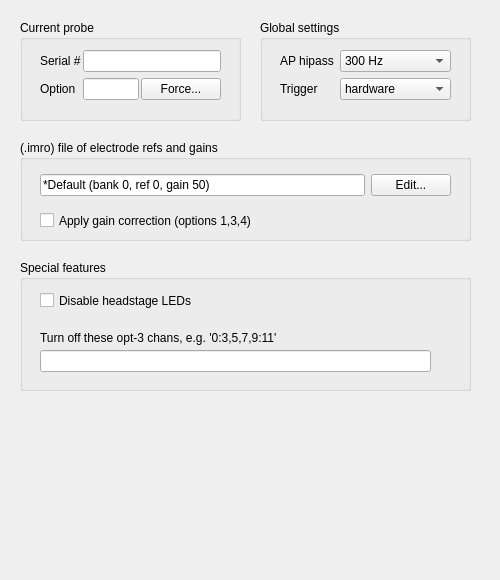
Old version of the form Forms/IMCfgTab.ui in the repository billkarsh/SpikeGLX.
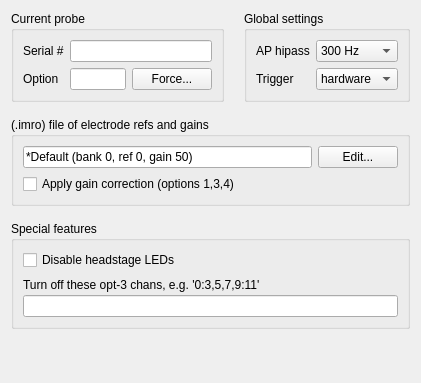
New version of the form.

What changed in the file:
```diff
--- a/Forms/IMCfgTab.ui
+++ b/Forms/IMCfgTab.ui
@@ -6,8 +6,8 @@
    <rect>
     <x>0</x>
     <y>0</y>
-    <width>500</width>
-    <height>580</height>
+    <width>421</width>
+    <height>383</height>
    </rect>
   </property>
   <property name="windowTitle">
@@ -16,48 +16,19 @@
   <property name="toolTip">
    <string/>
   </property>
+  <layout class="QGridLayout" name="gridLayout_2">
+   <property name="horizontalSpacing">
+    <number>20</number>
+   </property>
+   <property name="verticalSpacing">
+    <number>15</number>
+   </property>
+   <item row="0" column="0">
   <widget class="QGroupBox" name="probeGB">
-   <property name="geometry">
-    <rect>
-     <x>20</x>
-     <y>20</y>
-     <width>221</width>
-     <height>101</height>
-    </rect>
-   </property>
    <property name="title">
     <string>Current probe</string>
    </property>
-   <widget class="QWidget" name="gridLayoutWidget">
-    <property name="geometry">
-     <rect>
-      <x>20</x>
-      <y>30</y>
-      <width>181</width>
-      <height>51</height>
-     </rect>
-    </property>
-    <layout class="QGridLayout" name="gridLayout" rowstretch="0,0,0">
-     <property name="horizontalSpacing">
-      <number>2</number>
-     </property>
-     <item row="2" column="1">
-      <widget class="QLineEdit" name="optLE">
-       <property name="focusPolicy">
-        <enum>Qt::NoFocus</enum>
-       </property>
-       <property name="readOnly">
-        <bool>true</bool>
-       </property>
-      </widget>
-     </item>
-     <item row="2" column="0">
-      <widget class="QLabel" name="label_2">
-       <property name="text">
-        <string>Option</string>
-       </property>
-      </widget>
-     </item>
+     <layout class="QGridLayout" name="gridLayout_4">
      <item row="0" column="0">
       <widget class="QLabel" name="label">
        <property name="text">
@@ -65,11 +36,34 @@
        </property>
       </widget>
      </item>
-     <item row="2" column="2">
+      <item row="1" column="0">
+       <widget class="QLabel" name="label_2">
+        <property name="text">
+         <string>Option</string>
+        </property>
+       </widget>
+      </item>
+      <item row="1" column="1">
+       <widget class="QLineEdit" name="optLE">
+        <property name="sizePolicy">
+         <sizepolicy hsizetype="Expanding" vsizetype="Fixed">
+          <horstretch>1</horstretch>
+          <verstretch>0</verstretch>
+         </sizepolicy>
+        </property>
+        <property name="focusPolicy">
+         <enum>Qt::NoFocus</enum>
+        </property>
+        <property name="readOnly">
+         <bool>true</bool>
+        </property>
+       </widget>
+      </item>
+      <item row="1" column="2">
       <widget class="QPushButton" name="forceBut">
        <property name="sizePolicy">
-        <sizepolicy hsizetype="Expanding" vsizetype="Fixed">
-         <horstretch>2</horstretch>
+         <sizepolicy hsizetype="Preferred" vsizetype="Fixed">
+          <horstretch>0</horstretch>
          <verstretch>0</verstretch>
         </sizepolicy>
        </property>
@@ -96,29 +90,13 @@
      </item>
     </layout>
    </widget>
-  </widget>
+   </item>
+   <item row="0" column="1">
   <widget class="QGroupBox" name="globalGB">
-   <property name="geometry">
-    <rect>
-     <x>260</x>
-     <y>20</y>
-     <width>211</width>
-     <height>101</height>
-    </rect>
-   </property>
    <property name="title">
     <string>Global settings</string>
    </property>
-   <widget class="QWidget" name="gridLayoutWidget_2">
-    <property name="geometry">
-     <rect>
-      <x>20</x>
-      <y>30</y>
-      <width>171</width>
-      <height>51</height>
-     </rect>
-    </property>
-    <layout class="QGridLayout" name="gridLayout_2">
+     <layout class="QGridLayout" name="gridLayout">
      <item row="0" column="0">
       <widget class="QLabel" name="label_3">
        <property name="text">
@@ -183,56 +161,59 @@
      </item>
     </layout>
    </widget>
-  </widget>
+   </item>
+   <item row="3" column="0">
+    <spacer name="verticalSpacer_2">
+     <property name="orientation">
+      <enum>Qt::Vertical</enum>
+     </property>
+     <property name="sizeHint" stdset="0">
+      <size>
+       <width>20</width>
+       <height>40</height>
+      </size>
+     </property>
+    </spacer>
+   </item>
+   <item row="1" column="0" colspan="2">
   <widget class="QGroupBox" name="imroGB">
-   <property name="geometry">
-    <rect>
-     <x>20</x>
-     <y>140</y>
-     <width>451</width>
-     <height>101</height>
-    </rect>
-   </property>
    <property name="title">
     <string>(.imro) file of electrode refs and gains</string>
    </property>
-   <widget class="QWidget" name="horizontalLayoutWidget">
-    <property name="geometry">
-     <rect>
-      <x>20</x>
-      <y>30</y>
-      <width>411</width>
-      <height>31</height>
-     </rect>
-    </property>
-    <layout class="QHBoxLayout" name="horizontalLayout">
-     <item>
+     <layout class="QGridLayout" name="gridLayout_3">
+      <property name="verticalSpacing">
+       <number>6</number>
+      </property>
+      <item row="0" column="0">
       <widget class="QLineEdit" name="imroLE">
        <property name="text">
         <string>*Default (bank 0, ref 0, gain 50)</string>
        </property>
       </widget>
      </item>
-     <item>
+      <item row="0" column="1">
       <widget class="QPushButton" name="imroBut">
+        <property name="sizePolicy">
+         <sizepolicy hsizetype="Preferred" vsizetype="Fixed">
+          <horstretch>0</horstretch>
+          <verstretch>0</verstretch>
+         </sizepolicy>
+        </property>
        <property name="text">
         <string>Edit...</string>
        </property>
       </widget>
      </item>
-    </layout>
-   </widget>
+      <item row="1" column="0" colspan="2">
    <widget class="QCheckBox" name="gainCorChk">
     <property name="enabled">
      <bool>true</bool>
     </property>
-    <property name="geometry">
-     <rect>
-      <x>20</x>
-      <y>70</y>
-      <width>411</width>
-      <height>21</height>
-     </rect>
+        <property name="sizePolicy">
+         <sizepolicy hsizetype="Expanding" vsizetype="Fixed">
+          <horstretch>0</horstretch>
+          <verstretch>0</verstretch>
+         </sizepolicy>
     </property>
     <property name="toolTip">
      <string>Reduces Verror from ~20% to ~2%, but delays run start 3-5 minutes</string>
@@ -241,27 +222,26 @@
      <string>Apply gain correction (options 1,3,4)</string>
     </property>
    </widget>
-  </widget>
+      </item>
+     </layout>
+    </widget>
+   </item>
+   <item row="2" column="0" colspan="2">
   <widget class="QGroupBox" name="specialGB">
-   <property name="geometry">
-    <rect>
-     <x>20</x>
-     <y>260</y>
-     <width>451</width>
-     <height>131</height>
-    </rect>
-   </property>
    <property name="title">
     <string>Special features</string>
    </property>
+     <layout class="QVBoxLayout" name="verticalLayout">
+      <property name="spacing">
+       <number>8</number>
+      </property>
+      <item>
    <widget class="QCheckBox" name="noLEDChk">
-    <property name="geometry">
-     <rect>
-      <x>20</x>
-      <y>30</y>
-      <width>411</width>
-      <height>21</height>
-     </rect>
+        <property name="sizePolicy">
+         <sizepolicy hsizetype="Expanding" vsizetype="Fixed">
+          <horstretch>0</horstretch>
+          <verstretch>0</verstretch>
+         </sizepolicy>
     </property>
     <property name="toolTip">
      <string>May help reduce noise and animal distraction</string>
@@ -270,33 +250,19 @@
      <string>Disable headstage LEDs</string>
     </property>
    </widget>
-   <widget class="QLineEdit" name="stdbyLE">
-    <property name="geometry">
-     <rect>
-      <x>20</x>
-      <y>90</y>
-      <width>391</width>
-      <height>22</height>
-     </rect>
-    </property>
-    <property name="minimumSize">
-     <size>
-      <width>0</width>
-      <height>22</height>
-     </size>
-    </property>
-    <property name="text">
-     <string/>
-    </property>
-   </widget>
+      </item>
+      <item>
+       <layout class="QVBoxLayout" name="verticalLayout_2">
+        <property name="spacing">
+         <number>3</number>
+        </property>
+        <item>
    <widget class="QLabel" name="label_5">
-    <property name="geometry">
-     <rect>
-      <x>20</x>
-      <y>70</y>
-      <width>391</width>
-      <height>16</height>
-     </rect>
+          <property name="sizePolicy">
+           <sizepolicy hsizetype="Expanding" vsizetype="Preferred">
+            <horstretch>0</horstretch>
+            <verstretch>0</verstretch>
+           </sizepolicy>
     </property>
     <property name="toolTip">
      <string>Defeat option 3 oscillations when using internal refs by turning off 10% of the channels</string>
@@ -305,7 +271,26 @@
      <string>Turn off these opt-3 chans, e.g. '0:3,5,7,9:11'</string>
     </property>
    </widget>
-  </widget>
+        </item>
+        <item>
+         <widget class="QLineEdit" name="stdbyLE">
+          <property name="minimumSize">
+           <size>
+            <width>0</width>
+            <height>22</height>
+           </size>
+          </property>
+          <property name="text">
+           <string/>
+          </property>
+         </widget>
+        </item>
+       </layout>
+      </item>
+     </layout>
+    </widget>
+   </item>
+  </layout>
  </widget>
  <tabstops>
   <tabstop>hpCB</tabstop>
```
Left out of the diff: 4 changed lines with no effect on the pictures. Lines whose indentation alone changed are shown as unchanged.
